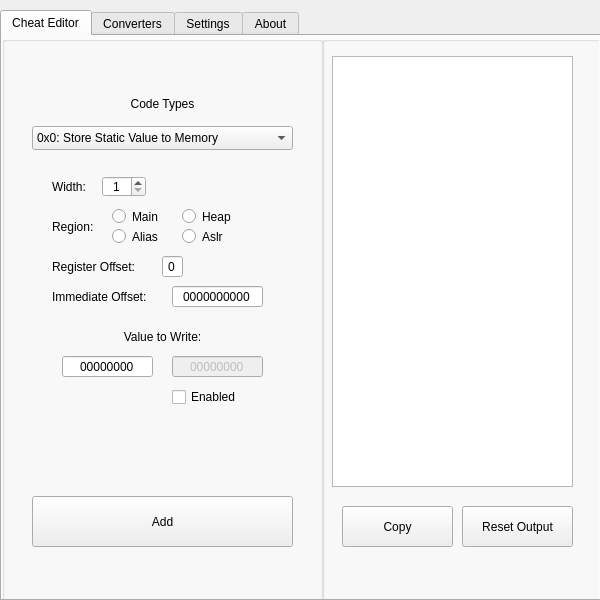
First picture: the form in AMScheat/layout/layout.ui, repository MCMi460/AMSCheatTool, before the edit.
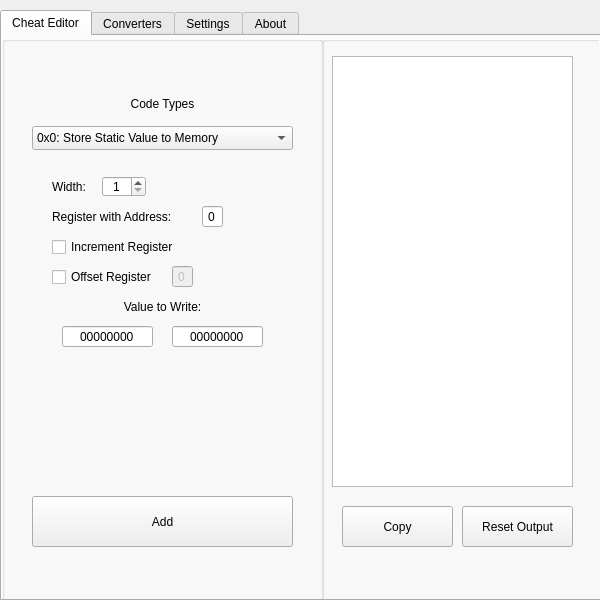
Second picture: the form after the edit.

Diff of the .ui file:
```diff
--- a/AMScheat/layout/layout.ui
+++ b/AMScheat/layout/layout.ui
@@ -157,7 +157,7 @@
        </rect>
       </property>
       <property name="currentIndex">
-       <number>0</number>
+       <number>6</number>
       </property>
       <widget class="QWidget" name="page">
        <widget class="QLabel" name="label_2">
@@ -1029,6 +1029,180 @@
         </property>
        </widget>
       </widget>
+      <widget class="QWidget" name="page_7">
+       <widget class="QSpinBox" name="spinBox_5">
+        <property name="geometry">
+         <rect>
+          <x>70</x>
+          <y>20</y>
+          <width>44</width>
+          <height>21</height>
+         </rect>
+        </property>
+        <property name="alignment">
+         <set>Qt::AlignCenter</set>
+        </property>
+        <property name="minimum">
+         <number>1</number>
+        </property>
+        <property name="maximum">
+         <number>8</number>
+        </property>
+        <property name="singleStep">
+         <number>2</number>
+        </property>
+       </widget>
+       <widget class="QLabel" name="label_27">
+        <property name="geometry">
+         <rect>
+          <x>20</x>
+          <y>20</y>
+          <width>41</width>
+          <height>21</height>
+         </rect>
+        </property>
+        <property name="text">
+         <string>Width:</string>
+        </property>
+       </widget>
+       <widget class="QLineEdit" name="lineEdit_15">
+        <property name="geometry">
+         <rect>
+          <x>170</x>
+          <y>50</y>
+          <width>21</width>
+          <height>21</height>
+         </rect>
+        </property>
+        <property name="text">
+         <string>0</string>
+        </property>
+        <property name="maxLength">
+         <number>1</number>
+        </property>
+        <property name="alignment">
+         <set>Qt::AlignCenter</set>
+        </property>
+       </widget>
+       <widget class="QLabel" name="label_28">
+        <property name="geometry">
+         <rect>
+          <x>20</x>
+          <y>50</y>
+          <width>141</width>
+          <height>21</height>
+         </rect>
+        </property>
+        <property name="text">
+         <string>Register with Address:</string>
+        </property>
+       </widget>
+       <widget class="QCheckBox" name="checkBox_7">
+        <property name="geometry">
+         <rect>
+          <x>20</x>
+          <y>80</y>
+          <width>141</width>
+          <height>22</height>
+         </rect>
+        </property>
+        <property name="text">
+         <string>Increment Register</string>
+        </property>
+       </widget>
+       <widget class="QCheckBox" name="checkBox_8">
+        <property name="geometry">
+         <rect>
+          <x>20</x>
+          <y>110</y>
+          <width>121</width>
+          <height>22</height>
+         </rect>
+        </property>
+        <property name="text">
+         <string>Offset Register</string>
+        </property>
+       </widget>
+       <widget class="QLineEdit" name="lineEdit_16">
+        <property name="geometry">
+         <rect>
+          <x>30</x>
+          <y>170</y>
+          <width>91</width>
+          <height>21</height>
+         </rect>
+        </property>
+        <property name="text">
+         <string>00000000</string>
+        </property>
+        <property name="maxLength">
+         <number>8</number>
+        </property>
+        <property name="alignment">
+         <set>Qt::AlignCenter</set>
+        </property>
+       </widget>
+       <widget class="QLabel" name="label_29">
+        <property name="geometry">
+         <rect>
+          <x>20</x>
+          <y>140</y>
+          <width>221</width>
+          <height>21</height>
+         </rect>
+        </property>
+        <property name="text">
+         <string>Value to Write:</string>
+        </property>
+        <property name="alignment">
+         <set>Qt::AlignCenter</set>
+        </property>
+       </widget>
+       <widget class="QLineEdit" name="lineEdit_17">
+        <property name="enabled">
+         <bool>true</bool>
+        </property>
+        <property name="geometry">
+         <rect>
+          <x>140</x>
+          <y>170</y>
+          <width>91</width>
+          <height>21</height>
+         </rect>
+        </property>
+        <property name="text">
+         <string>00000000</string>
+        </property>
+        <property name="maxLength">
+         <number>8</number>
+        </property>
+        <property name="alignment">
+         <set>Qt::AlignCenter</set>
+        </property>
+       </widget>
+       <widget class="QLineEdit" name="lineEdit_18">
+        <property name="enabled">
+         <bool>false</bool>
+        </property>
+        <property name="geometry">
+         <rect>
+          <x>140</x>
+          <y>110</y>
+          <width>21</width>
+          <height>21</height>
+         </rect>
+        </property>
+        <property name="text">
+         <string>0</string>
+        </property>
+        <property name="maxLength">
+         <number>1</number>
+        </property>
+        <property name="alignment">
+         <set>Qt::AlignCenter</set>
+        </property>
+       </widget>
+      </widget>
      </widget>
     </widget>
     <widget class="QGroupBox" name="groupBox_2">
```
